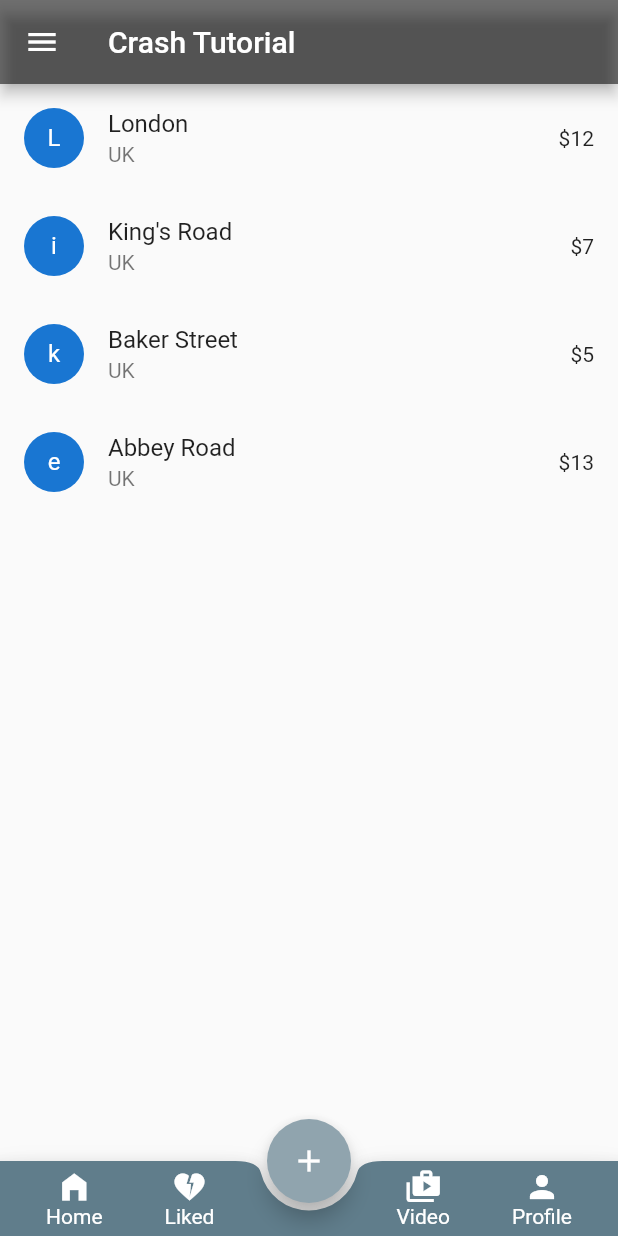
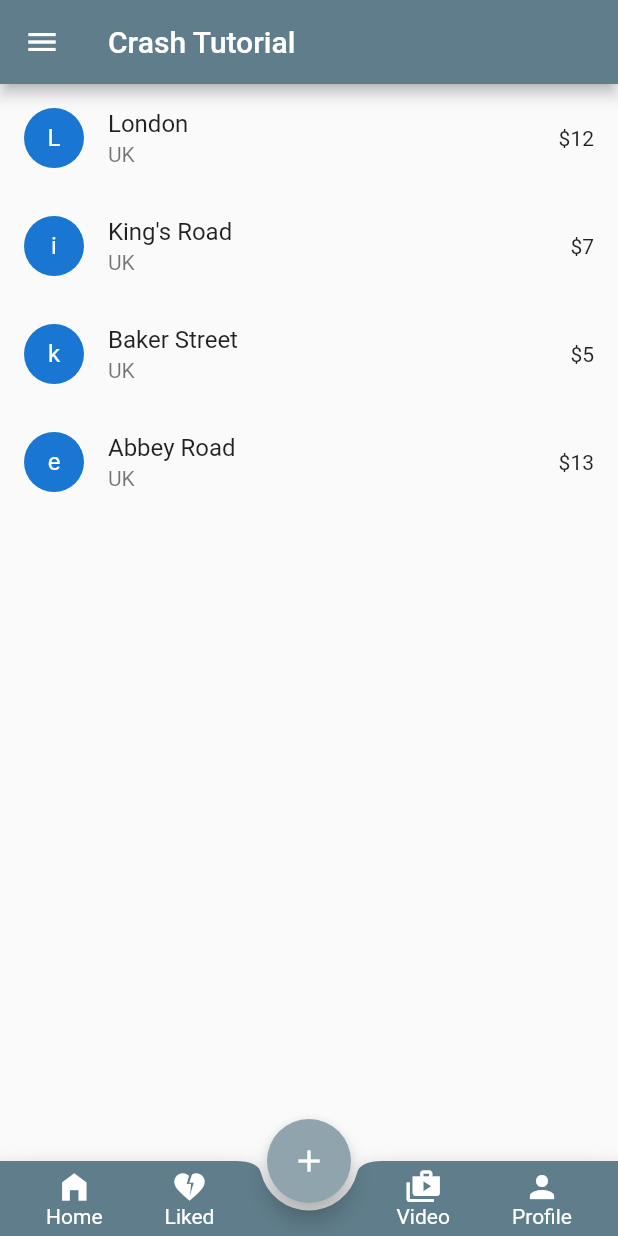
Before and after one commit to LalremLian/GDSC_Flutter, a Flutter app: the FlutterTutorial screen opened directly, on a phone screen of 412 x 824 dp. Run offline on Flutter 3.47's test engine with Material 2 defaults, Android fonts, the phone set to English and light mode, and no system bars; our stand-ins replace card_swiper, lottie, shimmer; missing offline and left inert: flutter_mobile_vision, fragment_navigate; network calls fail.

Commit message:
worked on ListViewPage

```diff
--- a/lib/crash_course_flutter/view/ListViewPage.dart
+++ b/lib/crash_course_flutter/view/ListViewPage.dart
@@ -16,7 +16,7 @@ class FlutterTutorial extends StatelessWidget {
   Widget build(BuildContext context) {
     return Scaffold(
       appBar: AppBar(
-        backgroundColor: Colors.black54,
+        backgroundColor: Colors.blueGrey,
         title: const Text("Crash Tutorial"),
       ),
 
```
